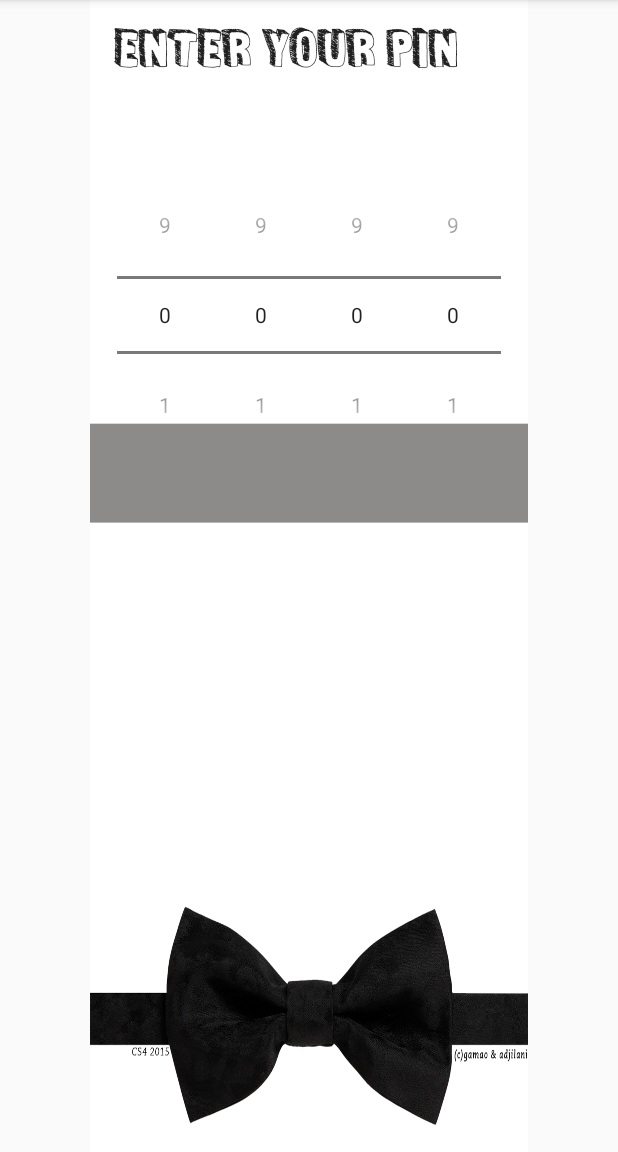
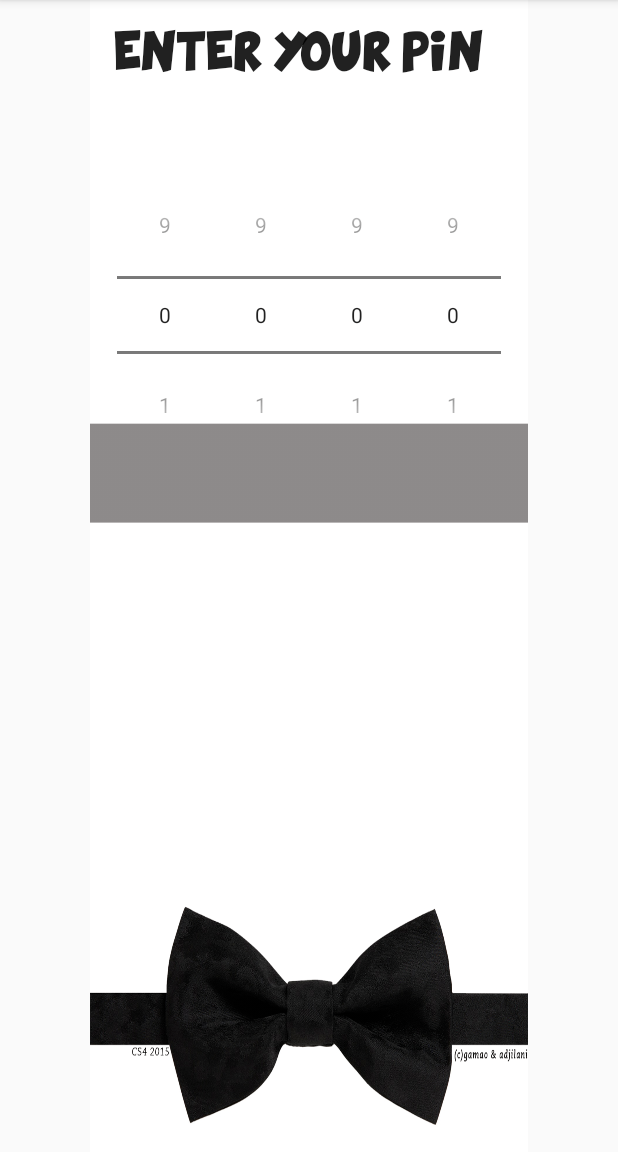
Before and after one commit to abiegamao/AndroidBankApp, an Android app: the screen it shows after launch (MainActivity), on a phone screen of 412 x 824 dp, the part 84-1236 px from its top. Run offline under Robolectric (Android 15) with nearby library versions, the phone set to English and light mode, and no system bars; 1 statement that could not run was skipped.

Commit message:
revised -abie

```diff
--- a/app/src/main/java/com/example/abiegamao/myapplication/MainActivity.java
+++ b/app/src/main/java/com/example/abiegamao/myapplication/MainActivity.java
@@ -34,9 +34,11 @@ public class MainActivity extends AppCompatActivity {
 
         Typeface gotham = Typeface.createFromAsset(getAssets(), "fonts/Gotham-Book-Regular.ttf");
         Typeface funsized = Typeface.createFromAsset(getAssets(), "fonts/FunSized.ttf");
-        txt.setTypeface(funsized);
-        txt.setTextSize(25);
-        txt.setText("Enter your PIN ");
+        Typeface comix = Typeface.createFromAsset(getAssets(), "fonts/Comix-Loud.ttf");
+        Typeface fishFingers = Typeface.createFromAsset(getAssets(), "fonts/Fishfingers.ttf");
+        txt.setTypeface(comix);
+        txt.setTextSize(18);
+        txt.setText("ENTER YOUR PIN");
 
         sharedPref = getSharedPreferences(pinPref, Context.MODE_PRIVATE);
 
--- a/app/src/main/res/layout/activity_main.xml
+++ b/app/src/main/res/layout/activity_main.xml
@@ -24,7 +24,6 @@
             android:layout_width="wrap_content"
             android:layout_height="wrap_content"
             android:textAppearance="?android:attr/textAppearanceLarge"
-            android:text="Large Text"
             android:id="@+id/textViewMain" />
     </LinearLayout>
 
--- a/app/src/main/res/layout/activity_pin_changer.xml
+++ b/app/src/main/res/layout/activity_pin_changer.xml
@@ -15,10 +15,10 @@
     <LinearLayout
     android:orientation="horizontal"
     android:layout_width="wrap_content"
-    android:layout_height="250dp"
+    android:layout_height="230dp"
     android:onClick="clickEvent"
     android:layout_gravity="center"
-    android:paddingTop="30dp">
+    android:paddingTop="20dp">
 
     <NumberPicker
         android:layout_width="match_parent"
```
